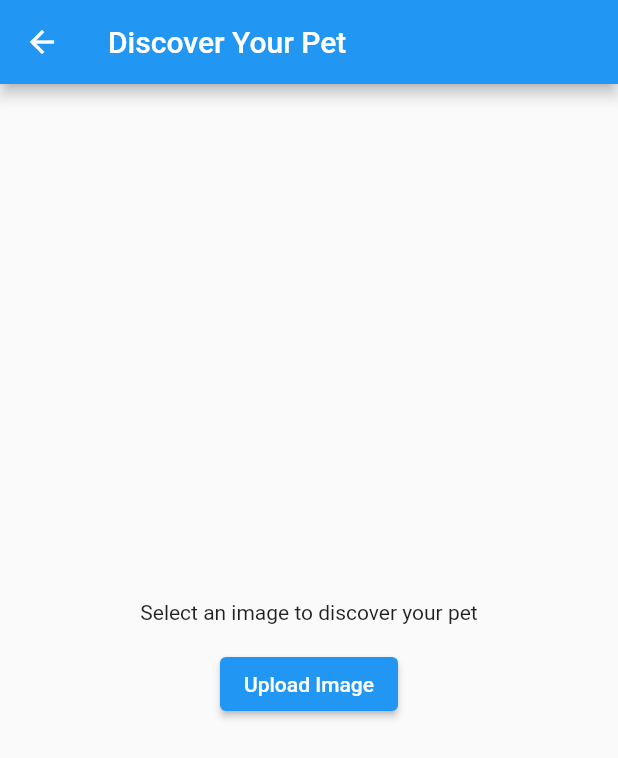
After one commit to mahmmoudkinawy/probable-train, a Flutter app: the DiscoverYourPetScreen screen opened directly, after a tap on "Upload Image", on a phone screen of 412 x 824 dp. The commit adds this screen. Shown: the top 758 px of the screen. Run offline on Flutter 3.47's test engine with Material 2 defaults, Android fonts, the phone set to English and light mode, and no system bars; our stand-ins replace another_flushbar, carousel_slider, flutter_form_builder, flutter_neumorphic, flutter_svg, fluttertoast and 6 more; missing offline and left inert: loading_btn; accounts and stored records are empty.

Commit message:
discover your pet is working

```diff
--- /dev/null
+++ b/lib/src/screens/discover_your_pet.dart
@@ -0,0 +1,109 @@
+import 'dart:convert';
+import 'dart:io';
+
+import 'package:flutter/material.dart';
+import 'package:http/http.dart' as http;
+import 'package:image_picker/image_picker.dart';
+
+import '../models/user.dart';
+
+class DiscoverYourPetScreen extends StatefulWidget {
+  const DiscoverYourPetScreen({Key? key}) : super(key: key);
+
+  @override
+  State<DiscoverYourPetScreen> createState() => _DiscoverYourPetScreenState();
+}
+
+class _DiscoverYourPetScreenState extends State<DiscoverYourPetScreen> {
+  File? _imageFile;
+  List<String>? _result;
+
+  Future<void> _selectAndSendImage() async {
+    final user = await getUser();
+
+    if (_imageFile == null) {
+      ScaffoldMessenger.of(context).showSnackBar(
+        SnackBar(
+          content: const Text('Please select an image first.'),
+        ),
+      );
+      return;
+    }
+
+    // Send the image to the API
+    final request = http.MultipartRequest(
+      'POST',
+      Uri.parse('http://pets-care.somee.com/api/search/detect-data'),
+    )
+      ..headers.addAll({'Authorization': 'Bearer ${user!.token}'})
+      ..files.add(await http.MultipartFile.fromPath('image', _imageFile!.path));
+
+    final response = await http.Response.fromStream(await request.send());
+
+    if (response.statusCode == 200) {
+      final decodedResponse = jsonDecode(response.body) as Map<String, dynamic>;
+      final concepts = decodedResponse['concepts'] as List<dynamic>;
+      final conceptNames =
+          concepts.map((concept) => concept['name'] as String).toList();
+      print('API Data => $conceptNames');
+      setState(() {
+        _result = conceptNames;
+      });
+    } else {
+      print('Failed to upload image: ${response.statusCode}');
+    }
+  }
+
+  Future<void> _pickImage() async {
+    final pickedImage = await ImagePicker().getImage(
+      source: ImageSource.gallery,
+    );
+    setState(() {
+      _imageFile = pickedImage != null ? File(pickedImage.path) : null;
+    });
+  }
+
+  @override
+  Widget build(BuildContext context) {
+    return Scaffold(
+      appBar: AppBar(
+        title: const Text('Discover Your Pet'),
+      ),
+      body: Center(
+        child: _imageFile == null
+            ? Column(
+                mainAxisAlignment: MainAxisAlignment.center,
+                children: [
+                  const Text('Select an image to discover your pet'),
+                  const SizedBox(height: 16),
+                  ElevatedButton(
+                    onPressed: _pickImage,
+                    child: const Text('Upload Image'),
+                  ),
+                ],
+              )
+            : Column(
+                mainAxisAlignment: MainAxisAlignment.center,
+                children: [
+                  Image.file(_imageFile!),
+                  const SizedBox(height: 16),
+                  ElevatedButton(
+                    onPressed: _selectAndSendImage,
+                    child: const Text('Discover'),
+                  ),
+                  const SizedBox(height: 16),
+                  if (_result != null)
+                    Column(
+                      children: _result!
+                          .map((name) => Text(
+                                name,
+                                style: Theme.of(context).textTheme.headline6,
+                              ))
+                          .toList(),
+                    ),
+                ],
+              ),
+      ),
+    );
+  }
+}
--- a/lib/src/screens/home_screen.dart
+++ b/lib/src/screens/home_screen.dart
@@ -3,6 +3,7 @@ import 'package:flutter/material.dart';
 import 'appointment_screen.dart';
 import 'category_detail_screen.dart';
 import 'clinics_screen.dart';
+import 'discover_your_pet.dart';
 import 'doctors_screen.dart';
 import 'pets_screen.dart';
 import 'profile_screen.dart';
@@ -77,15 +78,13 @@ class _HomeScreenState extends State<HomeScreen> {
                 },
               ),
               CategoryCard(
-                title: 'Reviews',
-                image: 'assets/review.png',
+                title: 'Discover Your Pet',
+                image: 'assets/your-pet.png',
                 onTap: () {
                   Navigator.push(
                     context,
                     MaterialPageRoute(
-                      builder: (context) => CategoryDetailScreen(
-                        category: 'Reviews',
-                      ),
+                      builder: (context) => DiscoverYourPetScreen(),
                     ),
                   );
                 },
```
Also changed, not shown: assets/your-pet.png (added).
